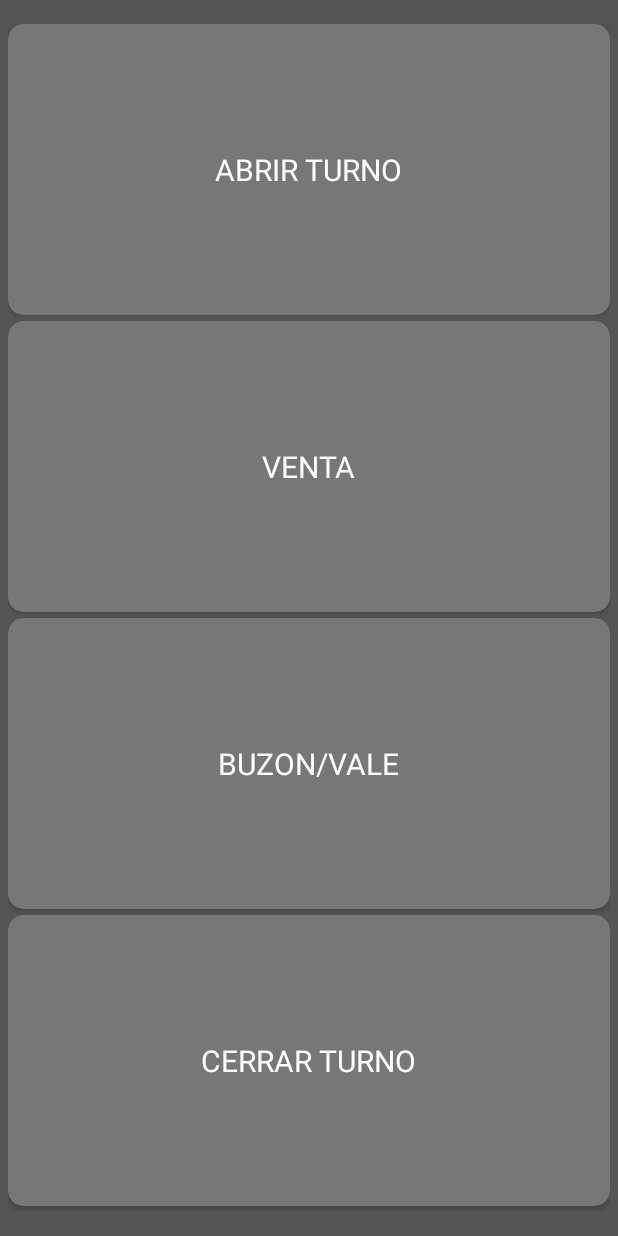
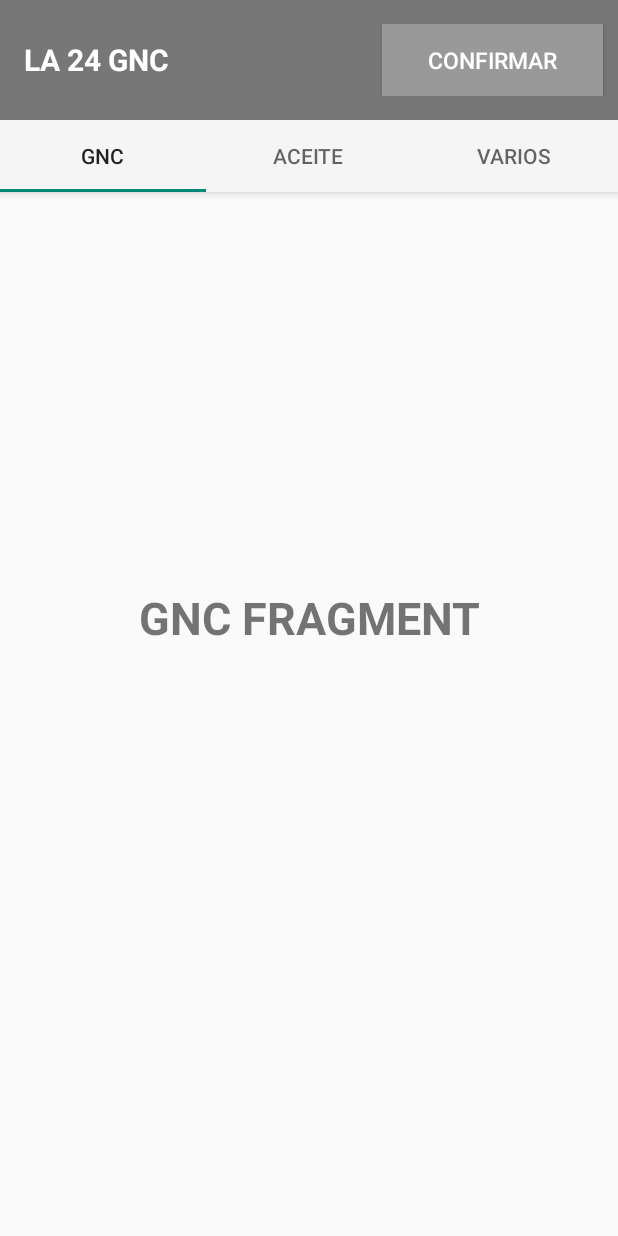
Before and after one commit to fernandezPablo/La24, an Android app: the screen it shows after launch (MainActivity before the commit, AbrirTurnoActivity after it), after a tap on "ABRIR TURNO", on a phone screen of 412 x 824 dp. Run offline under Robolectric (Android 15) with nearby library versions, the phone set to English and light mode, and no system bars.

Commit message:
agregado el activity de abrir turno

```diff
--- a/app/build.gradle
+++ b/app/build.gradle
@@ -27,5 +27,6 @@ dependencies {
     compile 'com.android.support:appcompat-v7:25.1.1'
     compile 'com.android.support:cardview-v7:25.1.1'
     compile 'com.android.support:design:25.1.1'
+    compile 'com.android.support:support-v4:25.1.1'
     testCompile 'junit:junit:4.12'
 }
--- a/app/src/main/AndroidManifest.xml
+++ b/app/src/main/AndroidManifest.xml
@@ -15,6 +15,7 @@
                 <category android:name="android.intent.category.LAUNCHER" />
             </intent-filter>
         </activity>
+        <activity android:name=".AbrirTurnoActivity"></activity>
     </application>
 
 </manifest>
--- /dev/null
+++ b/app/src/main/java/com/fernandez/pablo/la24gnc/AbrirTurnoActivity.java
@@ -0,0 +1,31 @@
+package com.fernandez.pablo.la24gnc;
+
+import android.support.design.widget.TabLayout;
+import android.support.v4.view.ViewPager;
+import android.support.v7.app.AppCompatActivity;
+import android.os.Bundle;
+import android.support.v7.widget.Toolbar;
+
+public class AbrirTurnoActivity extends AppCompatActivity {
+
+    Toolbar toolbar;
+    TabLayout tabLayout;
+    ViewPager viewPager;
+    ViewPagerAdapter viewPageAdapter;
+
+    @Override
+    protected void onCreate(Bundle savedInstanceState) {
+        super.onCreate(savedInstanceState);
+        setContentView(R.layout.activity_abrir_turno);
+        toolbar = (Toolbar) findViewById(R.id.toolbar);
+        setSupportActionBar(toolbar);
+        tabLayout = (TabLayout) findViewById(R.id.tabLayout);
+        viewPager = (ViewPager) findViewById(R.id.viewPager);
+        viewPageAdapter = new ViewPagerAdapter(getSupportFragmentManager());
+        viewPageAdapter.addFragments(new GncFragment(),"GNC");
+        viewPageAdapter.addFragments(new AceiteFragment(),"ACEITE");
+        viewPageAdapter.addFragments(new VariosFragment(),"VARIOS");
+        viewPager.setAdapter(viewPageAdapter);
+        tabLayout.setupWithViewPager(viewPager);
+    }
+}
--- /dev/null
+++ b/app/src/main/java/com/fernandez/pablo/la24gnc/AceiteFragment.java
@@ -0,0 +1,29 @@
+package com.fernandez.pablo.la24gnc;
+
+
+import android.os.Bundle;
+import android.support.v4.app.Fragment;
+import android.view.LayoutInflater;
+import android.view.View;
+import android.view.ViewGroup;
+
+
+/**
+ * A simple {@link Fragment} subclass.
+ */
+public class AceiteFragment extends Fragment {
+
+
+    public AceiteFragment() {
+        // Required empty public constructor
+    }
+
+
+    @Override
+    public View onCreateView(LayoutInflater inflater, ViewGroup container,
+                             Bundle savedInstanceState) {
+        // Inflate the layout for this fragment
+        return inflater.inflate(R.layout.fragment_aceite, container, false);
+    }
+
+}
--- /dev/null
+++ b/app/src/main/java/com/fernandez/pablo/la24gnc/GncFragment.java
@@ -0,0 +1,29 @@
+package com.fernandez.pablo.la24gnc;
+
+
+import android.os.Bundle;
+import android.support.v4.app.Fragment;
+import android.view.LayoutInflater;
+import android.view.View;
+import android.view.ViewGroup;
+
+
+/**
+ * A simple {@link Fragment} subclass.
+ */
+public class GncFragment extends Fragment {
+
+
+    public GncFragment() {
+        // Required empty public constructor
+    }
+
+
+    @Override
+    public View onCreateView(LayoutInflater inflater, ViewGroup container,
+                             Bundle savedInstanceState) {
+        // Inflate the layout for this fragment
+        return inflater.inflate(R.layout.fragment_gnc, container, false);
+    }
+
+}
--- a/app/src/main/java/com/fernandez/pablo/la24gnc/MainActivity.java
+++ b/app/src/main/java/com/fernandez/pablo/la24gnc/MainActivity.java
@@ -1,5 +1,6 @@
 package com.fernandez.pablo.la24gnc;
 
+import android.content.Intent;
 import android.support.v7.app.AppCompatActivity;
 import android.os.Bundle;
 import android.view.View;
@@ -15,6 +16,8 @@ public class MainActivity extends AppCompatActivity {
 
     public void clickAbrirTurno(View v){
         Toast.makeText(this, "ABRIENDO TURNO...", Toast.LENGTH_SHORT).show();
+        Intent i = new Intent(this,AbrirTurnoActivity.class);
+        startActivity(i);
     }
 
     public void clickVenta(View v){
--- /dev/null
+++ b/app/src/main/java/com/fernandez/pablo/la24gnc/VariosFragment.java
@@ -0,0 +1,29 @@
+package com.fernandez.pablo.la24gnc;
+
+
+import android.os.Bundle;
+import android.support.v4.app.Fragment;
+import android.view.LayoutInflater;
+import android.view.View;
+import android.view.ViewGroup;
+
+
+/**
+ * A simple {@link Fragment} subclass.
+ */
+public class VariosFragment extends Fragment {
+
+
+    public VariosFragment() {
+        // Required empty public constructor
+    }
+
+
+    @Override
+    public View onCreateView(LayoutInflater inflater, ViewGroup container,
+                             Bundle savedInstanceState) {
+        // Inflate the layout for this fragment
+        return inflater.inflate(R.layout.fragment_varios, container, false);
+    }
+
+}
--- /dev/null
+++ b/app/src/main/java/com/fernandez/pablo/la24gnc/ViewPagerAdapter.java
@@ -0,0 +1,41 @@
+package com.fernandez.pablo.la24gnc;
+
+import android.support.v4.app.Fragment;
+import android.support.v4.app.FragmentManager;
+import android.support.v4.app.FragmentPagerAdapter;
+
+import java.util.ArrayList;
+
+/**
+ * Created by pablo on 20/02/2017.
+ */
+
+public class ViewPagerAdapter extends FragmentPagerAdapter {
+
+    ArrayList<Fragment> fragments = new ArrayList<>();
+    ArrayList<String> tabTitles = new ArrayList<>();
+
+    public void addFragments(Fragment fragment, String tabTitle){
+        this.fragments.add(fragment);
+        this.tabTitles.add(tabTitle);
+    }
+
+    public ViewPagerAdapter(FragmentManager fm){
+        super(fm);
+    }
+
+    @Override
+    public Fragment getItem(int position) {
+        return fragments.get(position);
+    }
+
+    @Override
+    public int getCount() {
+        return fragments.size();
+    }
+
+    @Override
+    public CharSequence getPageTitle(int position){
+        return tabTitles.get(position);
+    }
+}
--- /dev/null
+++ b/app/src/main/res/layout/activity_abrir_turno.xml
@@ -0,0 +1,37 @@
+<?xml version="1.0" encoding="utf-8"?>
+<RelativeLayout
+    xmlns:app="http://schemas.android.com/apk/res-auto"
+    xmlns:android="http://schemas.android.com/apk/res/android"
+    xmlns:tools="http://schemas.android.com/tools"
+    android:id="@+id/activity_abrir_turno"
+    android:layout_width="match_parent"
+    android:layout_height="match_parent"
+    tools:context="com.fernandez.pablo.la24gnc.AbrirTurnoActivity">
+
+    <android.support.design.widget.AppBarLayout
+        android:layout_height="wrap_content"
+        android:layout_width="match_parent">
+
+        <include
+            android:layout_height="wrap_content"
+            android:layout_width="match_parent"
+            layout="@layout/toolbar_layout"
+            />
+
+        <android.support.design.widget.TabLayout
+            android:layout_width="match_parent"
+            android:layout_height="wrap_content"
+            android:id="@+id/tabLayout"
+            app:tabMode="fixed"
+            app:tabGravity="fill">
+        </android.support.design.widget.TabLayout>
+
+    </android.support.design.widget.AppBarLayout>
+
+    <android.support.v4.view.ViewPager
+        android:layout_height="match_parent"
+        android:layout_width="match_parent"
+        android:id="@+id/viewPager"
+        ></android.support.v4.view.ViewPager>
+
+</RelativeLayout>
--- /dev/null
+++ b/app/src/main/res/layout/fragment_aceite.xml
@@ -0,0 +1,17 @@
+<FrameLayout xmlns:android="http://schemas.android.com/apk/res/android"
+    xmlns:tools="http://schemas.android.com/tools"
+    android:layout_width="match_parent"
+    android:layout_height="match_parent"
+    tools:context="com.fernandez.pablo.la24gnc.AceiteFragment">
+
+    <!-- TODO: Update blank fragment layout -->
+    <TextView
+        android:layout_width="match_parent"
+        android:layout_height="match_parent"
+        android:text="ACEITE FRAGMENT"
+        android:gravity="center"
+        android:textSize="30dp"
+        android:textStyle="bold"
+        />
+
+</FrameLayout>
--- /dev/null
+++ b/app/src/main/res/layout/fragment_gnc.xml
@@ -0,0 +1,17 @@
+<FrameLayout xmlns:android="http://schemas.android.com/apk/res/android"
+    xmlns:tools="http://schemas.android.com/tools"
+    android:layout_width="match_parent"
+    android:layout_height="match_parent"
+    tools:context="com.fernandez.pablo.la24gnc.GncFragment">
+
+    <!-- TODO: Update blank fragment layout -->
+    <TextView
+        android:layout_width="match_parent"
+        android:layout_height="match_parent"
+        android:text="GNC FRAGMENT"
+        android:gravity="center"
+        android:textSize="30dp"
+        android:textStyle="bold"
+        />
+
+</FrameLayout>
--- /dev/null
+++ b/app/src/main/res/layout/fragment_varios.xml
@@ -0,0 +1,17 @@
+<FrameLayout xmlns:android="http://schemas.android.com/apk/res/android"
+    xmlns:tools="http://schemas.android.com/tools"
+    android:layout_width="match_parent"
+    android:layout_height="match_parent"
+    tools:context="com.fernandez.pablo.la24gnc.VariosFragment">
+
+    <!-- TODO: Update blank fragment layout -->
+    <TextView
+        android:layout_width="match_parent"
+        android:layout_height="match_parent"
+        android:text="VARIOS FRAGMENT"
+        android:gravity="center"
+        android:textSize="30dp"
+        android:textStyle="bold"
+        />
+
+</FrameLayout>
--- /dev/null
+++ b/app/src/main/res/layout/toolbar_layout.xml
@@ -0,0 +1,45 @@
+<?xml version="1.0" encoding="utf-8"?>
+<android.support.v7.widget.Toolbar
+    xmlns:app="http://schemas.android.com/apk/res-auto"
+    xmlns:android="http://schemas.android.com/apk/res/android"
+    android:layout_width="match_parent" android:layout_height="wrap_content"
+    android:background="@color/grey"
+    android:minHeight="80dp"
+    android:fitsSystemWindows="true"
+    android:id="@+id/toolbar"
+    app:theme="@style/ThemeOverlay.AppCompat.Dark.ActionBar"
+    >
+
+    <android.support.v7.widget.LinearLayoutCompat
+        android:layout_width="match_parent"
+        android:layout_height="match_parent"
+        android:orientation="horizontal"
+        >
+
+        <TextView
+            android:layout_width="wrap_content"
+            android:layout_height="match_parent"
+            android:text="LA 24 GNC"
+            android:gravity="center_vertical"
+            android:textStyle="bold"
+            android:textColor="@color/white"
+            android:textSize="20dp"
+            android:layout_weight="3"
+            />
+
+        <Button
+            android:layout_width="wrap_content"
+            android:layout_height="match_parent"
+            android:layout_weight="1"
+            android:textSize="15dp"
+            android:width="100dp"
+            android:text="CONFIRMAR"
+            android:id="@+id/btnConfirmar"
+            android:layout_marginRight="10dp"
+            android:background="@color/grey_light"
+            android:textColor="@color/white"
+            />
+
+    </android.support.v7.widget.LinearLayoutCompat>
+
+</android.support.v7.widget.Toolbar>
--- a/app/src/main/res/values/colors.xml
+++ b/app/src/main/res/values/colors.xml
@@ -5,6 +5,7 @@
     <color name="colorAccent">#FF4081</color>
     <color name="backgroundApp">#555</color>
     <color name="grey">#777</color>
+    <color name="grey_light">#999</color>
     <color name="colorAbrirTurno">#00A</color>
     <color name="colorVenta">#A00</color>
     <color name="colorCerrarTurno">#0a0</color>
--- a/app/src/main/res/values/strings.xml
+++ b/app/src/main/res/values/strings.xml
@@ -6,4 +6,7 @@
     <string name="title_activity_abrir_turno">AbrirTurnoActivity</string>
     <string name="action_settings">Settings</string>
     <string name="section_format">Hello World from section: %1$d</string>
+
+    <!-- TODO: Remove or change this placeholder text -->
+    <string name="hello_blank_fragment">Hello blank fragment</string>
 </resources>
```
